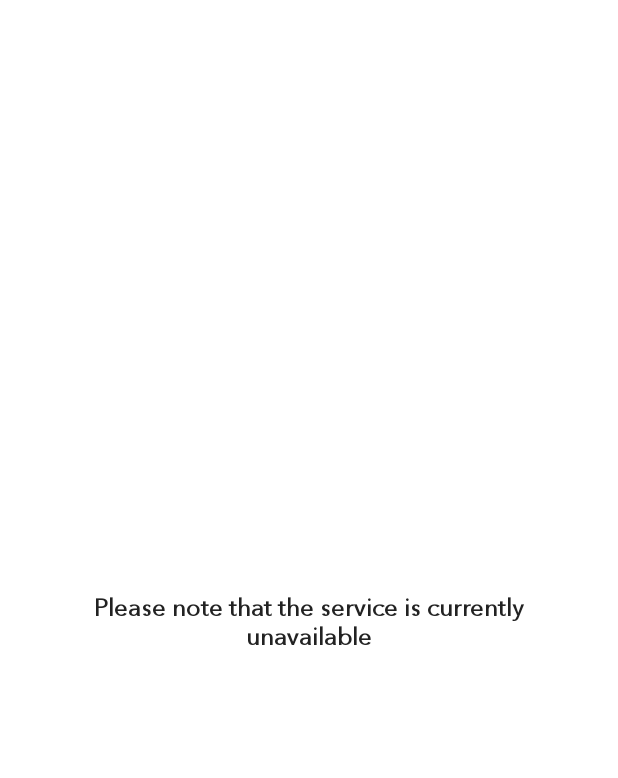
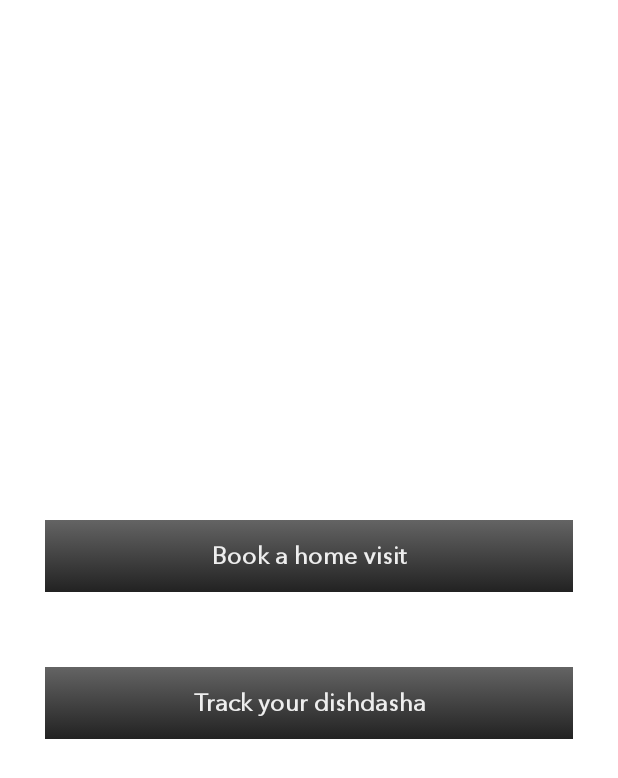
Before and after one commit to Vinod-2225/Dagla, an Android app: the layout fragment_tailoring.xml on its own in the app's theme, with its tools: preview values and no code run, on a phone screen of 412 x 824 dp. Shown: the top 778 px of the screen. Run offline under Robolectric (Android 15) with nearby library versions, the phone set to English and light mode, and no system bars.

Commit message:
Initial Commit

```diff
--- a/app/build.gradle
+++ b/app/build.gradle
@@ -22,8 +22,8 @@ android {
         applicationId "com.dagla.android"
         minSdkVersion 21
         targetSdkVersion 30
-        versionCode 33
-        versionName "4.2.5"
+        versionCode 34
+        versionName "4.2.6"
         testInstrumentationRunner "androidx.test.runner.AndroidJUnitRunner"
     }
 //    buildTypes {
--- a/app/src/main/java/com/dagla/android/GlobalFunctions.java
+++ b/app/src/main/java/com/dagla/android/GlobalFunctions.java
@@ -48,8 +48,8 @@ public class GlobalFunctions {
 
     public static final double appVersion2 = 1.0;
 
-//    public static String baseURL = "http://160.153.250.65:83/";
-    public static String baseURL = "http://portal.dagla.com/";
+    public static String baseURL = "http://160.153.250.65:83/";
+//    public static String baseURL = "http://portal.dagla.com/";
     //public static String baseURL = "http://10.211.55.3/dagla/";
 
     public static String serviceURL = baseURL + "services/ajax_v1.aspx?app=ios&lang=en&ver="+ appVersion + "&cat=";
--- a/app/src/main/res/layout/fragment_tailoring.xml
+++ b/app/src/main/res/layout/fragment_tailoring.xml
@@ -30,7 +30,7 @@
                 android:layout_height="wrap_content"
                 android:text="@string/book_a_home_visit"
                 android:layout_marginTop="15dp"
-                android:visibility="gone"/>
+                android:visibility="visible"/>
 
 
             <Button
@@ -40,7 +40,7 @@
                 android:layout_height="wrap_content"
                 android:text="@string/track_your_dishdasha"
                 android:layout_marginTop="50dp"
-                android:visibility="gone"/>
+                android:visibility="visible"/>
 
             <TextView
                 android:layout_width="match_parent"
@@ -52,7 +52,8 @@
                 android:textColor="#222222"
                 android:textAllCaps="false"
                 android:gravity="center"
-                android:layout_marginTop="5dp"/>
+                android:layout_marginTop="5dp"
+                android:visibility="gone"/>
 
 
         </LinearLayout>
```
Also changed, not shown: app/src/main/res/layout/fragment_tailoring_ar.xml (+4 -3 lines).
